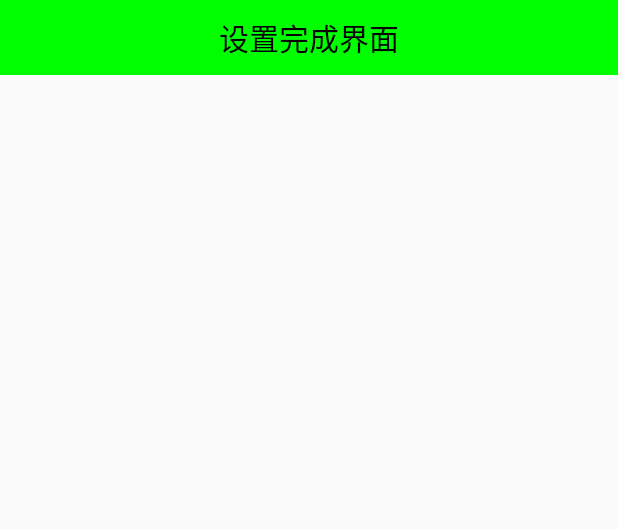
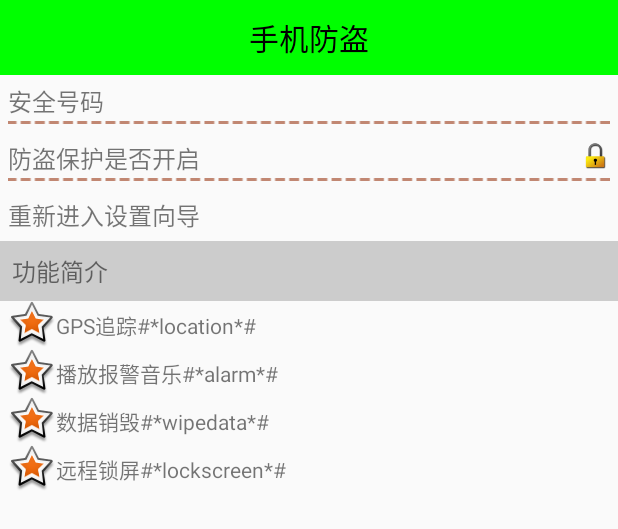
Before and after one commit to MrChenYoung/Mobilesafe, an Android app: the layout activity_setup_over.xml on its own in the app's theme, with its tools: preview values and no code run, on a phone screen of 412 x 824 dp. Shown: the top 529 px of the screen. Run offline under Robolectric (Android 15) with nearby library versions, the phone set to English and light mode, and no system bars.

Commit message:
20181121

```diff
--- a/app/src/main/java/com/mobilesafe/activity/SetupStepOneActivity.java
+++ b/app/src/main/java/com/mobilesafe/activity/SetupStepOneActivity.java
@@ -1,6 +1,7 @@
 package com.mobilesafe.activity;
 
 import android.content.Intent;
+import android.media.MediaPlayer;
 import android.support.v7.app.AppCompatActivity;
 import android.os.Bundle;
 import android.view.View;
--- a/app/src/main/res/layout/activity_setup_over.xml
+++ b/app/src/main/res/layout/activity_setup_over.xml
@@ -8,6 +8,110 @@
 
     <TextView
         style="@style/titleStyle"
-        android:text="设置完成界面"/>
+        android:text="手机防盗"/>
+
+    <!--安全号码显示-->
+    <RelativeLayout
+        android:layout_width="match_parent"
+        android:layout_height="wrap_content"
+        android:padding="5dp">
+        <TextView
+            android:layout_width="wrap_content"
+            android:layout_height="wrap_content"
+            android:text="安全号码"
+            android:textSize="16sp"/>
+
+        <TextView
+            android:id="@+id/tv_safe_number"
+            android:layout_width="wrap_content"
+            android:layout_height="wrap_content"
+            android:layout_alignParentRight="true"
+            android:textSize="16sp"/>
+
+        <ImageView
+            android:layout_width="match_parent"
+            android:layout_height="wrap_content"
+            android:src="@drawable/listview_divider"
+            android:layout_below="@+id/tv_safe_number"
+            android:layout_marginTop="3dp"/>
+    </RelativeLayout>
+
+    <!--防盗保护是否开启-->
+    <RelativeLayout
+        android:layout_width="match_parent"
+        android:layout_height="wrap_content"
+        android:padding="5dp">
+        <TextView
+            android:layout_width="wrap_content"
+            android:layout_height="wrap_content"
+            android:text="防盗保护是否开启"
+            android:textSize="16sp"/>
+
+        <ImageView
+            android:id="@+id/iv_lock"
+            android:layout_width="20dp"
+            android:layout_height="20dp"
+            android:layout_alignParentRight="true"
+            android:textSize="16sp"
+            android:src="@drawable/lock"/>
+
+        <ImageView
+            android:layout_width="match_parent"
+            android:layout_height="wrap_content"
+            android:src="@drawable/listview_divider"
+            android:layout_below="@+id/iv_lock"
+            android:layout_marginTop="5dp"/>
+    </RelativeLayout>
+
+    <!--重新进入设置向导-->
+    <TextView
+        android:id="@+id/tv_reset_setup"
+        android:layout_width="match_parent"
+        android:layout_height="wrap_content"
+        android:text="重新进入设置向导"
+        android:textSize="16sp"
+        android:padding="5dp"/>
+
+    <!--功能简介-->
+    <TextView
+        android:layout_width="match_parent"
+        android:layout_height="wrap_content"
+        android:text="功能简介"
+        android:textSize="16sp"
+        android:padding="8dp"
+        android:background="#cccccc"/>
+
+    <TextView
+        android:layout_width="wrap_content"
+        android:layout_height="wrap_content"
+        android:layout_marginLeft="5dp"
+        android:drawableLeft="@android:drawable/star_big_on"
+        android:gravity="center_vertical"
+        android:text="GPS追踪#*location*#"
+        android:textSize="14sp"/>
+    <TextView
+        android:layout_width="wrap_content"
+        android:layout_height="wrap_content"
+        android:layout_marginLeft="5dp"
+        android:drawableLeft="@android:drawable/star_big_on"
+        android:gravity="center_vertical"
+        android:text="播放报警音乐#*alarm*#"
+        android:textSize="14sp"/>
+    <TextView
+        android:layout_width="wrap_content"
+        android:layout_height="wrap_content"
+        android:layout_marginLeft="5dp"
+        android:drawableLeft="@android:drawable/star_big_on"
+        android:gravity="center_vertical"
+        android:text="数据销毁#*wipedata*#"
+        android:textSize="14sp"/>
+    <TextView
+        android:layout_width="wrap_content"
+        android:layout_height="wrap_content"
+        android:layout_marginLeft="5dp"
+        android:drawableLeft="@android:drawable/star_big_on"
+        android:gravity="center_vertical"
+        android:text="远程锁屏#*lockscreen*#"
+        android:textSize="14sp"/>
 
 </LinearLayout>
```
Also changed, not shown: app/src/main/AndroidManifest.xml (+18 -0 lines), app/src/main/java/com/mobilesafe/activity/SetupOverActivity.java (+26 -0 lines), app/src/main/java/com/mobilesafe/receiver/BootReceiver.java (added, +43 -0 lines), app/src/main/java/com/mobilesafe/receiver/SmsReceiver.java (added, +36 -0 lines), 1 other file.
